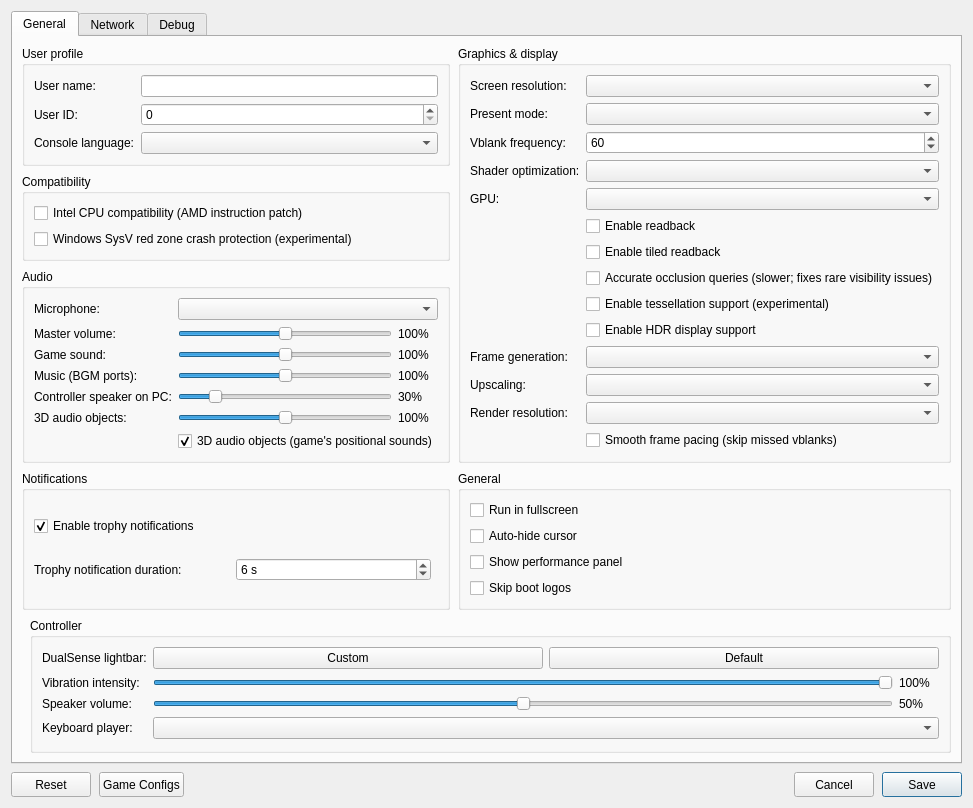
Qt form src/launcher/forms/configuration_edit_dialog.ui (biggsymobile-png/KytyPS5) before a commit.
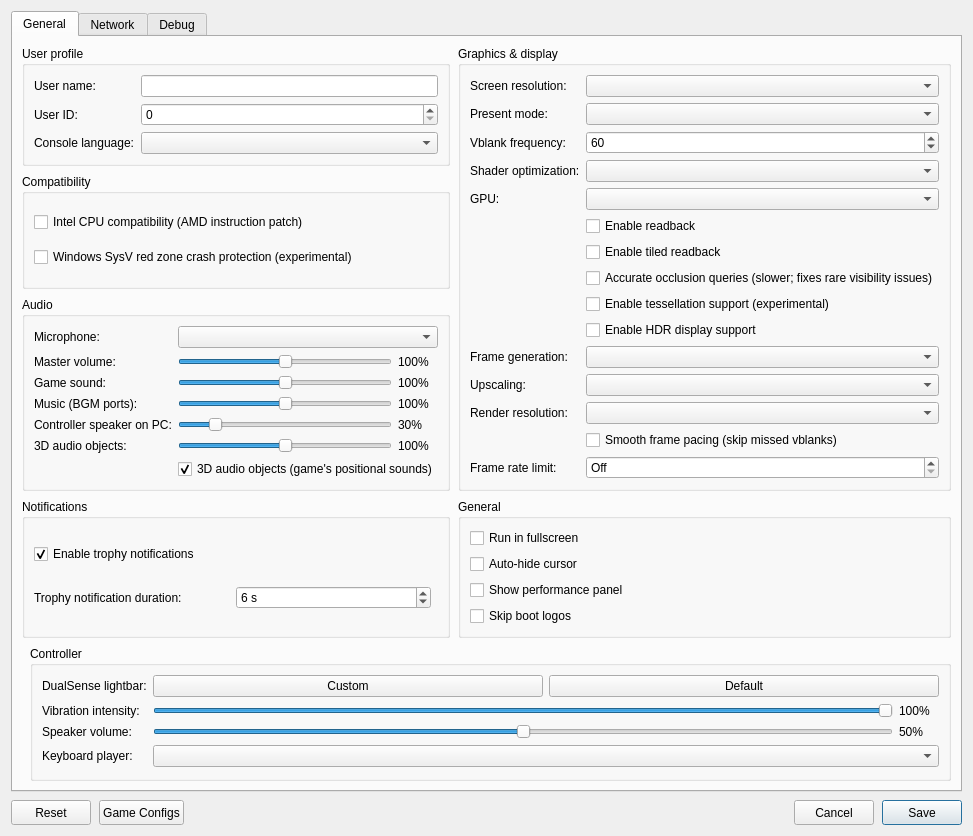
The same form after that commit. Custom widgets are drawn as their Qt base class.

Commit message:
Frame rate limit: Reflex cap on the rendered frames with frame generation (KYTY_FRAMEGEN_FPS_CAP), launcher setting
Ported from fg-discovery (7.x): KYTY_FRAMEGEN_FPS_CAP sets Reflex's frameLimitUs. The launcher's
Graphics & display gets Frame rate limit (Off, 20-240 fps).

Claude-Session: https://claude.ai/code/session_01MYrbTh2mTBkYrpBvqMpKd7

What changed in the file:
```diff
--- a/src/launcher/forms/configuration_edit_dialog.ui
+++ b/src/launcher/forms/configuration_edit_dialog.ui
@@ -348,6 +348,21 @@
               <property name="text"><string>Render resolution:</string></property>
              </widget>
             </item>
+            <item row="14" column="0">
+             <widget class="QLabel" name="label_frame_rate_limit">
+              <property name="text"><string>Frame rate limit:</string></property>
+             </widget>
+            </item>
+            <item row="14" column="1">
+             <widget class="QSpinBox" name="spinBox_frame_rate_limit">
+              <property name="toolTip"><string>With frame generation on: NVIDIA Reflex holds the game's rendered frames to at most this rate, so generated frames are evenly spaced (on screen: this times the frame generation factor). Pick a rate your PC holds steadily, e.g. 40 or 60 with a 120 Vblank frequency. Off: no limit.</string></property>
+              <property name="specialValueText"><string>Off</string></property>
+              <property name="suffix"><string> fps</string></property>
+              <property name="minimum"><number>19</number></property>
+              <property name="maximum"><number>240</number></property>
+              <property name="value"><number>19</number></property>
+             </widget>
+            </item>
             <item row="13" column="1">
              <widget class="QCheckBox" name="checkBox_smooth_frame_pacing">
               <property name="toolTip"><string>Runs the emulator's virtual vblank on an absolute timeline: after a slow frame, a vblank is skipped instead of the next frames being shown back to back to catch up. Can feel smoother when the frame rate dips (KYTY_PRESENT_ABS_VBLANK).</string></property>
```
The commit also changes 6 other files.
